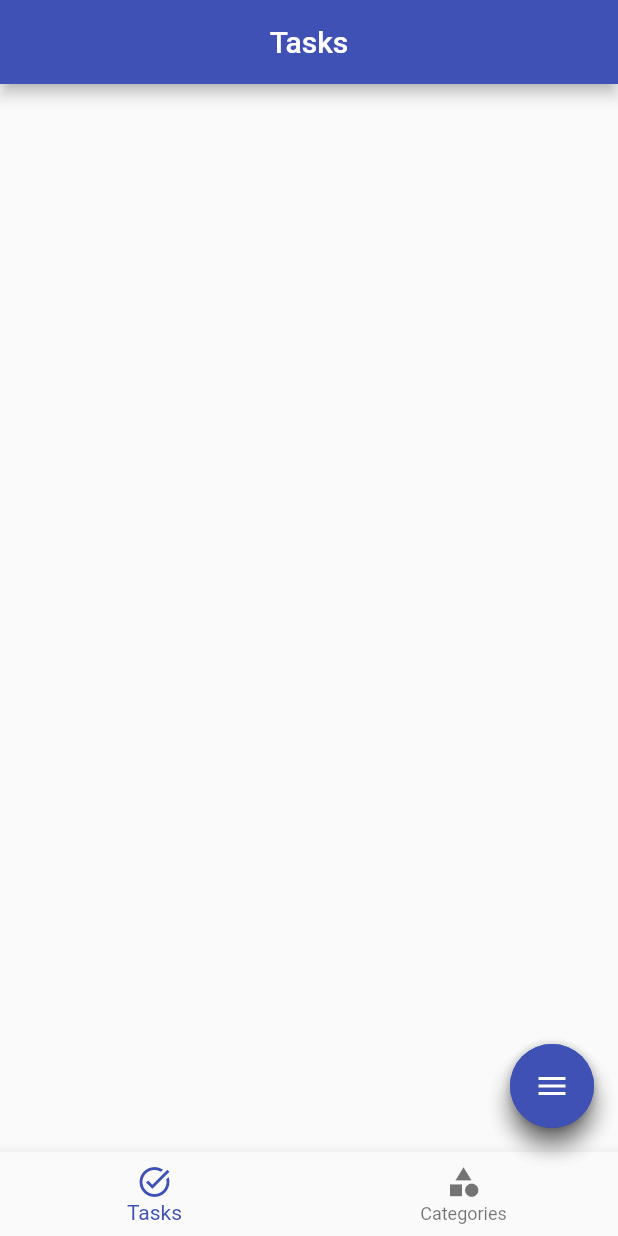
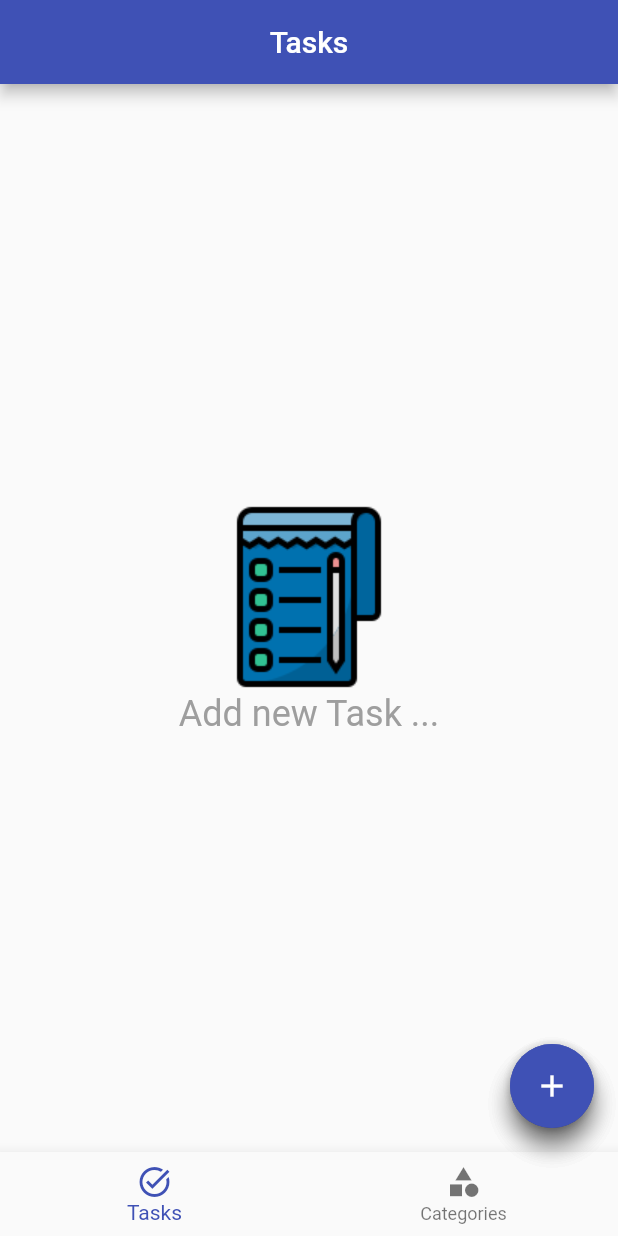
Before and after one commit to MoizesFSantos/Check-it-out, a Flutter app: the screen it shows after launch, on a phone screen of 412 x 824 dp. Run offline on Flutter 3.47's test engine with Material 2 defaults, Android fonts, the phone set to English and light mode, and no system bars; our stand-ins replace lottie, sqflite; accounts and stored records are empty.

Commit message:
feat: created components

```diff
--- /dev/null
+++ b/lib/components/empty_page_component.dart
@@ -0,0 +1,22 @@
+import 'package:flutter/material.dart';
+
+class EmptyPage extends StatelessWidget {
+  const EmptyPage({Key? key}) : super(key: key);
+
+  @override
+  Widget build(BuildContext context) {
+    return Center(
+      child: Column(
+        crossAxisAlignment: CrossAxisAlignment.center,
+        mainAxisAlignment: MainAxisAlignment.center,
+        children: [
+          Image.asset('assets/imgs/empty_img.png'),
+          Text(
+            'Add new Task ...',
+            style: TextStyle(fontSize: 24, color: Colors.grey),
+          )
+        ],
+      ),
+    );
+  }
+}
--- a/lib/components/fab_menu_button.dart
+++ b/lib/components/fab_menu_button.dart
@@ -39,8 +39,7 @@ class _FabMenuButtonState extends State<FabMenuButton>
       delegate: FabVerticalDelegate(animation: animation),
       children: [
         FloatingActionButton(
-          child:
-              AnimatedIcon(icon: AnimatedIcons.menu_close, progress: animation),
+          child: Icon(Icons.add),
           onPressed: () => toggleMenu(),
         ),
         FloatingActionButton(
--- a/lib/repositories/task_repository.dart
+++ b/lib/repositories/task_repository.dart
@@ -11,10 +11,10 @@ class TaskRepository extends ChangeNotifier {
   }
 
   _initRepository() async {
-    await _getTasks();
+    await getTasks();
   }
 
-  _getTasks() async {
+  getTasks() async {
     db = DB.instance.database;
     await db.query('tasks');
     notifyListeners();
--- a/lib/screens/taskPage.dart
+++ b/lib/screens/taskPage.dart
@@ -1,15 +1,22 @@
+import 'package:checkitout/components/empty_page_component.dart';
+import 'package:checkitout/components/loading_component.dart';
+import 'package:checkitout/models/task.model.dart';
+import 'package:checkitout/repositories/task_repository.dart';
 import 'package:flutter/material.dart';
+import 'package:lottie/lottie.dart';
+import 'package:provider/provider.dart';
 
 class TaskScreen extends StatelessWidget {
   const TaskScreen({Key? key}) : super(key: key);
 
   @override
   Widget build(BuildContext context) {
+    // var tasks = context.watch<TaskRepository>();
     return Scaffold(
-      appBar: AppBar(
-        title: Text('Tasks'),
-        centerTitle: true,
-      ),
-    );
+        appBar: AppBar(
+          title: Text('Tasks'),
+          centerTitle: true,
+        ),
+        body: Center(child: EmptyPage()));
   }
 }
```
Also changed, not shown: assets/loading.json (added, +1 -0 lines), lib/components/loading_component.dart (added, +16 -0 lines), pubspec.yaml (+4 -3 lines), assets/imgs/empty_img.png (added), pubspec.lock.
